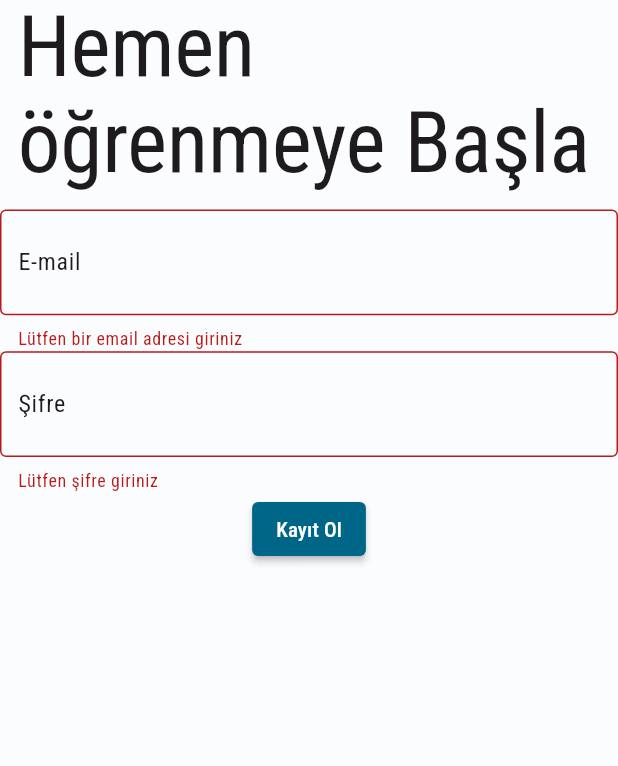
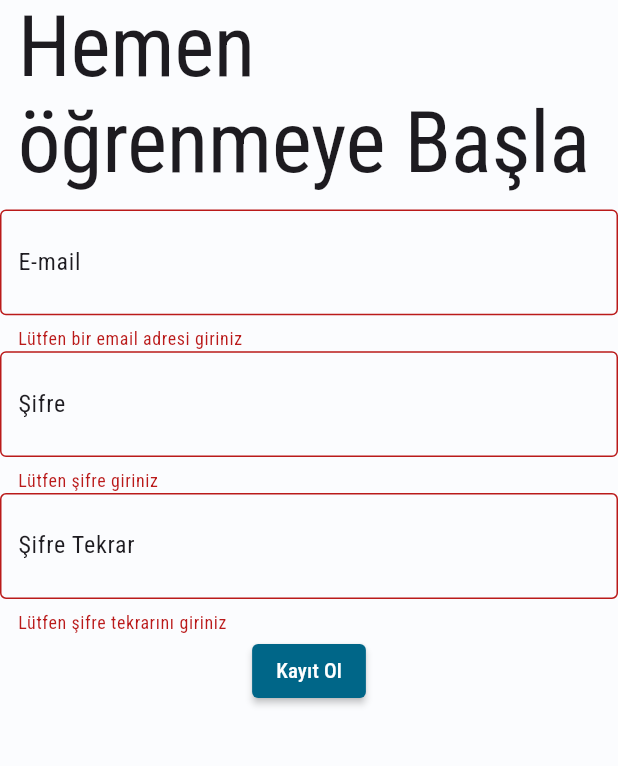
Before and after one commit to umutatakul/Tobeto_LMS_Project, a Flutter app: the SignupScreen screen opened directly, after a tap on "Kayıt Ol", on a phone screen of 412 x 824 dp, the part 236-1002 px from its top. Run offline on Flutter 3.47's test engine with Material 3 defaults, Android fonts, the phone set to English and light mode, and no system bars; our stand-ins replace animated_background, cloud_firestore, firebase_auth, firebase_core, flutter_bloc, flutter_heatmap_calendar and 7 more; accounts and stored records are empty; network calls fail.

Commit message:
Auth 2 ci kısım :   Confirm Field için şifre alanı oluşturuldu.   Login ve create user Bloc ile sağlandı. Firebase FireAuth ile kullannıcı oluştuurlup giriş ve çıkış işlemleri kontrol altına alındı.

```diff
--- a/tobeto_lms_project/lib/api/blocs/auth_bloc/auth_bloc.dart
+++ b/tobeto_lms_project/lib/api/blocs/auth_bloc/auth_bloc.dart
@@ -1,3 +1,4 @@
+import 'package:firebase_auth/firebase_auth.dart';
 import 'package:flutter_bloc/flutter_bloc.dart';
 import 'package:tobeto_lms_project/api/blocs/auth_bloc/auth_bloc_state.dart';
 import 'package:tobeto_lms_project/api/blocs/auth_bloc/auth_event.dart.dart';
@@ -5,11 +6,23 @@ import 'package:tobeto_lms_project/api/repositories/auth_repository.dart';
 
 class AuthBloc extends Bloc<AuthEvent, AuthState> {
   final AuthRepository _authRepository;
+  final FirebaseAuth _firebaseAuth;
 
-  AuthBloc(this._authRepository) : super(AuthInitialState()) {
+  AuthBloc(this._authRepository, this._firebaseAuth)
+      : super(AuthInitialState()) {
     on<AuthLoginUserEvent>(_onLoginUser);
     on<AuthCreateUserEvent>(_onCreateUser);
     on<AuthSignOutUserEvent>(_onSignOut);
+
+    //Ana sayfaya otomatik navigate etmesi için user ın olup olmadığını emit ediyoruz.
+    _firebaseAuth.authStateChanges().listen((firebaseUser) {
+      if (firebaseUser != null) {
+        //emit() ile yayınlardık ama içinde state varlığı olan bir bloc yapısı olamdığı için uyarı veriyor
+        (AuthenticatedState(user: firebaseUser));
+      } else {
+        (NotAuthenticatedState());
+      }
+    });
   }
 
   Future<void> _onLoginUser(
--- a/tobeto_lms_project/lib/screens/calendar_screen.dart
+++ b/tobeto_lms_project/lib/screens/calendar_screen.dart
@@ -5,12 +5,10 @@ class CalendarScreen extends StatelessWidget {
 
   @override
   Widget build(BuildContext context) {
-    return Center(
+    return const Center(
       child: Scaffold(
         body: Center(
-          child: Container(
-            child: Text("Takvim ekle"),
-          ),
+          child: const Text("Takvim ekle"),
         ),
       ),
     );
--- a/tobeto_lms_project/lib/screens/profile_edit_screen.dart
+++ b/tobeto_lms_project/lib/screens/profile_edit_screen.dart
@@ -1,5 +1,4 @@
 import 'package:flutter/material.dart';
-import 'package:tobeto_lms_project/widgets/custom_app_bar_widget.dart';
 import 'package:tobeto_lms_project/widgets/custom_drawer.dart';
 
 class ProfileEditScreen extends StatelessWidget {
--- a/tobeto_lms_project/lib/screens/review_screen.dart
+++ b/tobeto_lms_project/lib/screens/review_screen.dart
@@ -1,5 +1,4 @@
 import 'package:flutter/material.dart';
-import 'package:tobeto_lms_project/constants/colors/colors_of_review_screen.dart';
 import 'package:tobeto_lms_project/constants/strings/review_screen_strings.dart';
 import 'package:tobeto_lms_project/widgets/custom_app_bar_widget.dart';
 import 'package:tobeto_lms_project/widgets/custom_drawer.dart';
--- a/tobeto_lms_project/lib/screens/signup_screen.dart
+++ b/tobeto_lms_project/lib/screens/signup_screen.dart
@@ -1,5 +1,8 @@
 import 'package:flutter/material.dart';
+import 'package:flutter_bloc/flutter_bloc.dart';
 import 'package:flutter_svg/svg.dart';
+import 'package:tobeto_lms_project/api/blocs/auth_bloc/auth_bloc.dart';
+import 'package:tobeto_lms_project/api/blocs/auth_bloc/auth_event.dart.dart';
 import 'package:tobeto_lms_project/constants/paths/paths_of_login.dart';
 import 'package:tobeto_lms_project/screens/home_screen.dart';
 
@@ -13,9 +16,12 @@ class SignupScreen extends StatefulWidget {
 class _SignupScreenState extends State<SignupScreen> {
   //Form alanı için
   final GlobalKey<FormState> _formKey = GlobalKey<FormState>();
-  String _email = "";
+  // String _email = "";
   String _password = "";
+  String _confirmPassword = "";
   final _emailController = TextEditingController();
+
+  //final _passwordController = TextEditingController();
 
   @override
   Widget build(BuildContext context) {
@@ -40,14 +46,14 @@ class _SignupScreenState extends State<SignupScreen> {
                 mainAxisAlignment: MainAxisAlignment.start,
                 children: [
                   TextFormField(
-                    //controller:  _emailController.,
+                    controller: _emailController,
                     decoration: InputDecoration(
                       prefix: const Icon(Icons.email_outlined),
                       label: Text(
                         "E-mail",
                         style: Theme.of(context).textTheme.bodyLarge,
                       ),
-                      border: OutlineInputBorder(),
+                      border: const OutlineInputBorder(),
                       hintText: "kullanici@example",
                     ),
                     validator: (value) {
@@ -60,9 +66,10 @@ class _SignupScreenState extends State<SignupScreen> {
                       }
                       return null;
                     },
-                    onSaved: (value) {
-                      _email = value!;
-                    },
+
+                    // onSaved: (value) {
+                    //   _email = value!;
+                    // },
                   ),
                   TextFormField(
                       decoration: InputDecoration(
@@ -72,7 +79,7 @@ class _SignupScreenState extends State<SignupScreen> {
                           style: Theme.of(context).textTheme.bodyLarge,
                         ),
                         hintText: "Abcd1234",
-                        border: OutlineInputBorder(),
+                        border: const OutlineInputBorder(),
                       ),
                       validator: (value) {
                         if (value == null || value.isEmpty) {
@@ -88,20 +95,48 @@ class _SignupScreenState extends State<SignupScreen> {
                       onSaved: (value) {
                         _password = value!;
                       }),
+                  TextFormField(
+                      decoration: InputDecoration(
+                        prefix: const Icon(Icons.password_sharp),
+                        label: Text(
+                          "Şifre Tekrar",
+                          style: Theme.of(context).textTheme.bodyLarge,
+                        ),
+                        hintText: "Abcd1234",
+                        border: const OutlineInputBorder(),
+                      ),
+                      validator: (value) {
+                        if (value == null || value.isEmpty) {
+                          return 'Lütfen şifre tekrarını giriniz';
+                        }
+                        if (!RegExp(
+                                r'^(?=.*[a-z])(?=.*[A-Z])(?=.*\d)[a-zA-Z\d]{8,}$')
+                            .hasMatch(value)) {
+                          return 'Tekrar şifresi en az bir büyük harf, bir küçük harf, bir rakam içermeli ve en az 8 karakter uzunluğunda olmalıdır';
+                        }
+                        return null;
+                      },
+                      onSaved: (value) {
+                        _confirmPassword = value!;
+                      }),
                   Padding(
                     padding: const EdgeInsets.only(bottom: 80.0),
                     child: ElevatedButton(
                         onPressed: () {
                           if (_formKey.currentState!.validate()) {
                             _formKey.currentState!.save();
+                            context.read<AuthBloc>().add(AuthCreateUserEvent(
+                                email: _emailController.text.trim(),
+                                password: _password,
+                                confirmPassword: _confirmPassword));
 
                             //TODO ana ekrana navige et
                             Navigator.of(context).push(MaterialPageRoute(
-                              builder: (context) => HomeScreen(),
+                              builder: (context) => const HomeScreen(),
                             ));
                           }
                         },
-                        child: Text("Kayıt Ol")),
+                        child: const Text("Kayıt Ol")),
                   )
                 ],
               ),
```
Also changed, not shown: tobeto_lms_project/lib/main.dart (+12 -3 lines), tobeto_lms_project/lib/screens/login_screen.dart (+10 -1 lines), tobeto_lms_project/lib/widgets/custom_drawer.dart (+13 -1 lines), 1 other file.
